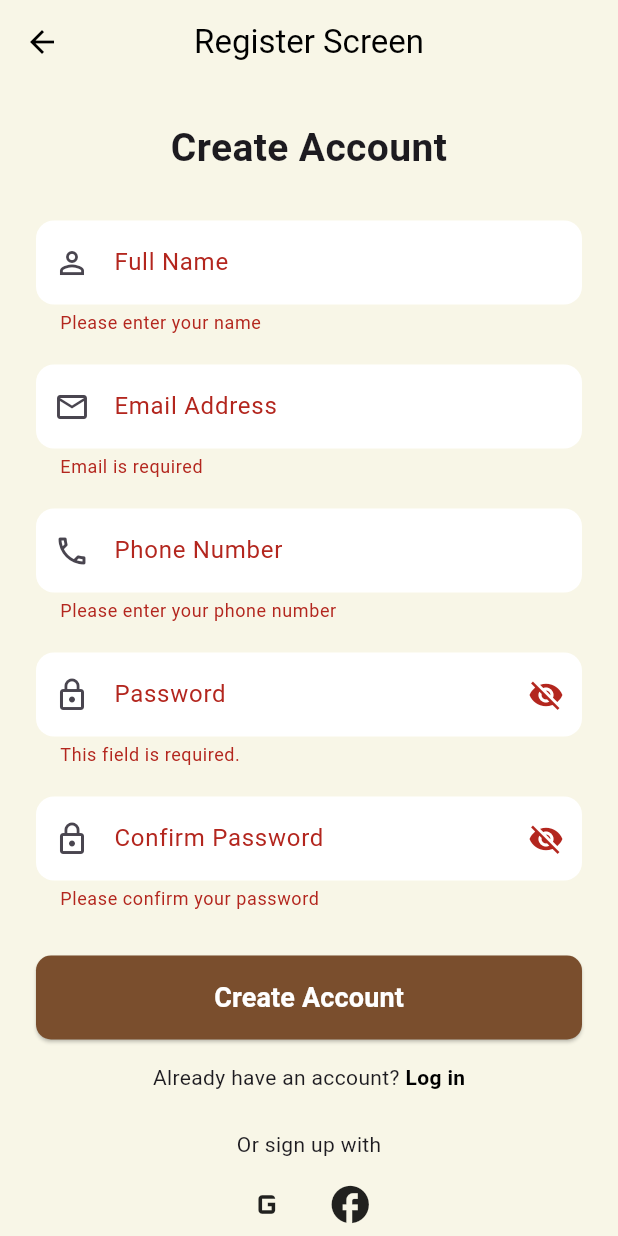
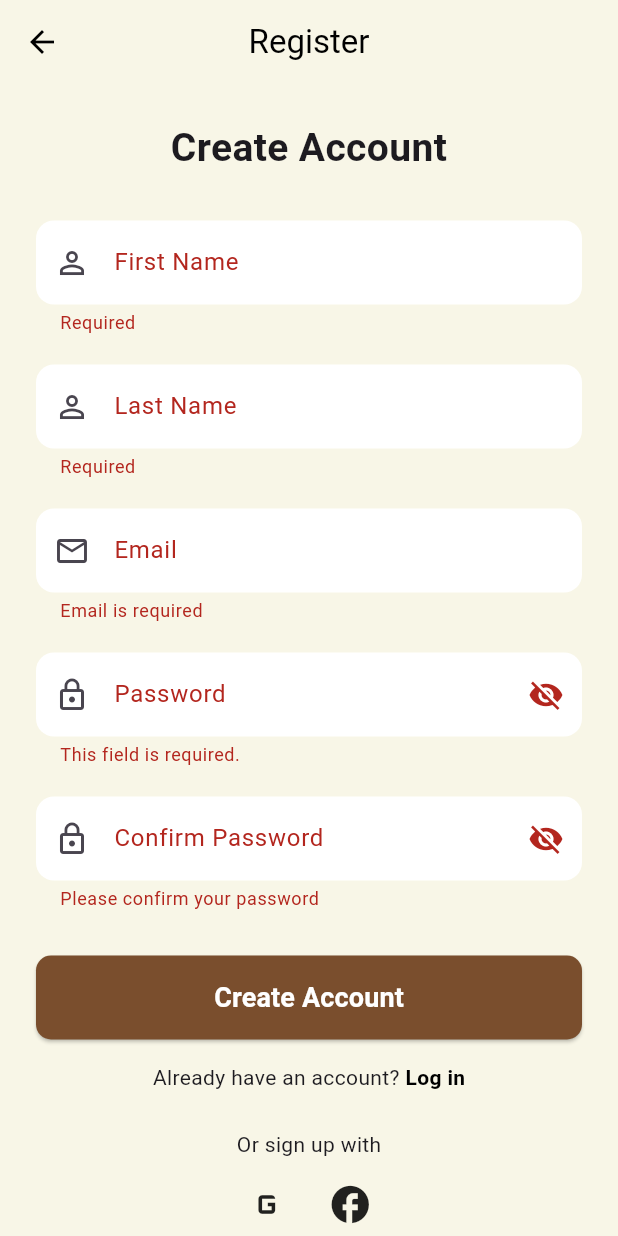
Before and after one commit to m9m6/marketly, a Flutter app: the RegisterScreen screen opened by its route, after a tap on "Create Account", on a phone screen of 412 x 824 dp. Run offline on Flutter 3.47's test engine with Material 3 defaults, Android fonts, the phone set to English and light mode, and no system bars; our stand-ins replace dio; network calls fail.

```diff
--- a/lib/screens/sign_up_screen.dart
+++ b/lib/screens/sign_up_screen.dart
@@ -1,11 +1,11 @@
+import 'dart:developer';
+import 'package:dio/dio.dart';
 import 'package:flutter/material.dart';
-
 import '../services/validator.dart';
-import 'home_screen.dart';
+import '../screens/login_screen.dart';
 
 class RegisterScreen extends StatefulWidget {
   static const String routeName = '/RegisterScreen';
-
   const RegisterScreen({super.key});
 
   @override
@@ -14,13 +14,56 @@ class RegisterScreen extends StatefulWidget {
 
 class _RegisterScreenState extends State<RegisterScreen> {
   final GlobalKey<FormState> formKey = GlobalKey<FormState>();
-  TextEditingController nameController = TextEditingController();
+  final Dio dio = Dio();
+
+  TextEditingController firstNameController = TextEditingController();
+  TextEditingController lastNameController = TextEditingController();
   TextEditingController emailController = TextEditingController();
-  TextEditingController phoneController = TextEditingController();
   TextEditingController passwordController = TextEditingController();
   TextEditingController confirmPasswordController = TextEditingController();
+
   bool isPasswordVisible = false;
   bool isConfirmPasswordVisible = false;
+
+  Future<void> signUp() async {
+    try {
+      final Response response = await dio.post(
+        'https://accessories-eshop.runasp.net/api/auth/register',
+        data: {
+          "email": emailController.text.trim(),
+          "password": passwordController.text.trim(),
+          "firstName": firstNameController.text.trim(),
+          "lastName": lastNameController.text.trim(),
+        },
+      );
+      log('Response: $response');
+      ScaffoldMessenger.of(context).showSnackBar(
+        const SnackBar(
+          content: Text("Account created successfully!"),
+          backgroundColor: Colors.green,
+        ),
+      );
+      Navigator.pushReplacementNamed(context, LoginScreen.routeName);
+    } on DioException catch (e) {
+      log('Dio error: ${e.response?.data ?? e.message}');
+      ScaffoldMessenger.of(context).showSnackBar(
+        SnackBar(
+          content: Text(
+            "Sign-up failed: ${e.response?.data['message'] ?? 'Something went wrong.'}",
+          ),
+          backgroundColor: Colors.redAccent,
+        ),
+      );
+    } catch (e) {
+      log('Exception: $e');
+      ScaffoldMessenger.of(context).showSnackBar(
+        const SnackBar(
+          content: Text("Unexpected error occurred."),
+          backgroundColor: Colors.redAccent,
+        ),
+      );
+    }
+  }
 
   @override
   Widget build(BuildContext context) {
@@ -34,7 +77,7 @@ class _RegisterScreenState extends State<RegisterScreen> {
           onPressed: () => Navigator.pop(context),
         ),
         title: const Text(
-          "Register Screen",
+          "Register",
           style: TextStyle(color: Colors.black),
         ),
         centerTitle: true,
@@ -57,42 +100,31 @@ class _RegisterScreenState extends State<RegisterScreen> {
                   const SizedBox(height: 30),
 
                   buildTextField(
-                    controller: nameController,
-                    label: "Full Name",
-                    hint: "Enter your full name",
+                    controller: firstNameController,
+                    label: "First Name",
+                    hint: "Enter your first name",
                     icon: Icons.person_outline,
-                    validator: (value) {
-                      if (value == null || value.isEmpty) {
-                        return "Please enter your name";
-                      }
-                      return null;
-                    },
+                    validator: (value) =>
+                    value == null || value.isEmpty ? "Required" : null,
+                  ),
+                  const SizedBox(height: 20),
+
+                  buildTextField(
+                    controller: lastNameController,
+                    label: "Last Name",
+                    hint: "Enter your last name",
+                    icon: Icons.person_outline,
+                    validator: (value) =>
+                    value == null || value.isEmpty ? "Required" : null,
                   ),
                   const SizedBox(height: 20),
 
                   buildTextField(
                     controller: emailController,
-                    label: "Email Address",
-                    hint: "Enter your email address",
+                    label: "Email",
+                    hint: "Enter your email",
                     icon: Icons.email_outlined,
                     validator: (value) => Validator.validateEmail(value!),
-                  ),
-                  const SizedBox(height: 20),
-
-                  buildTextField(
-                    controller: phoneController,
-                    label: "Phone Number",
-                    hint: "Enter your phone number",
-                    icon: Icons.phone_outlined,
-                    keyboardType: TextInputType.phone,
-                    validator: (value) {
-                      if (value == null || value.isEmpty) {
-                        return "Please enter your phone number";
-                      } else if (!RegExp(r'^[0-9]{10,11}$').hasMatch(value)) {
-                        return "Enter a valid phone number (10–11 digits)";
-                      }
-                      return null;
-                    },
                   ),
                   const SizedBox(height: 20),
 
@@ -103,11 +135,9 @@ class _RegisterScreenState extends State<RegisterScreen> {
                     icon: Icons.lock_outline,
                     obscureText: !isPasswordVisible,
                     suffixIcon: IconButton(
-                      icon: Icon(
-                        isPasswordVisible
-                            ? Icons.visibility
-                            : Icons.visibility_off,
-                      ),
+                      icon: Icon(isPasswordVisible
+                          ? Icons.visibility
+                          : Icons.visibility_off),
                       onPressed: () {
                         setState(() {
                           isPasswordVisible = !isPasswordVisible;
@@ -121,15 +151,13 @@ class _RegisterScreenState extends State<RegisterScreen> {
                   buildTextField(
                     controller: confirmPasswordController,
                     label: "Confirm Password",
-                    hint: "Confirm your password",
+                    hint: "Re-enter your password",
                     icon: Icons.lock_outline,
                     obscureText: !isConfirmPasswordVisible,
                     suffixIcon: IconButton(
-                      icon: Icon(
-                        isConfirmPasswordVisible
-                            ? Icons.visibility
-                            : Icons.visibility_off,
-                      ),
+                      icon: Icon(isConfirmPasswordVisible
+                          ? Icons.visibility
+                          : Icons.visibility_off),
                       onPressed: () {
                         setState(() {
                           isConfirmPasswordVisible = !isConfirmPasswordVisible;
@@ -155,19 +183,9 @@ class _RegisterScreenState extends State<RegisterScreen> {
                         borderRadius: BorderRadius.circular(10),
                       ),
                     ),
-                    onPressed: () {
+                    onPressed: () async {
                       if (formKey.currentState!.validate()) {
-                        ScaffoldMessenger.of(context).showSnackBar(
-                          const SnackBar(
-                            content: Text("Account created successfully!"),
-                          ),
-                        );
-                        Navigator.pushReplacement(
-                          context,
-                          MaterialPageRoute(
-                            builder: (context) => const HomeScreen(),
-                          ),
-                        );
+                        await signUp();
                       }
                     },
                     child: const Text(
@@ -186,7 +204,8 @@ class _RegisterScreenState extends State<RegisterScreen> {
                     children: [
                       const Text("Already have an account? "),
                       GestureDetector(
-                        onTap: () => Navigator.pop(context),
+                        onTap: () => Navigator.pushReplacementNamed(
+                            context, LoginScreen.routeName),
                         child: const Text(
                           "Log in",
                           style: TextStyle(
@@ -204,10 +223,10 @@ class _RegisterScreenState extends State<RegisterScreen> {
 
                   Row(
                     mainAxisAlignment: MainAxisAlignment.center,
-                    children: [
-                      Icon(Icons.g_mobiledata , size: 30,),
-                      const SizedBox(width: 25),
-                      Icon(Icons.facebook , size: 30,),
+                    children: const [
+                      Icon(Icons.g_mobiledata, size: 30),
+                      SizedBox(width: 25),
+                      Icon(Icons.facebook, size: 30),
                     ],
                   ),
                 ],
@@ -248,22 +267,4 @@ class _RegisterScreenState extends State<RegisterScreen> {
       ),
     );
   }
-
-  Widget buildSocialButton(String imagePath) {
-    return Container(
-      width: 50,
-      height: 50,
-      decoration: BoxDecoration(
-        color: Colors.white,
-        borderRadius: BorderRadius.circular(50),
-        boxShadow: const [
-          BoxShadow(color: Colors.black12, blurRadius: 6, offset: Offset(2, 2)),
-        ],
-      ),
-      child: IconButton(
-        onPressed: () {},
-        icon: Image.asset(imagePath, width: 24, height: 24),
-      ),
-    );
-  }
 }
--- a/pubspec.yaml
+++ b/pubspec.yaml
@@ -60,8 +60,8 @@ flutter:
   uses-material-design: true
 
   # To add assets to your application, add an assets section, like this:
-  # assets:
-  #   - images/a_dot_burr.jpeg
+  assets:
+     - assets/
   #   - images/a_dot_ham.jpeg
 
   # An image asset can refer to one or more resolution-specific "variants", see
```
Also changed, not shown: lib/screens/login_screen.dart (+65 -17 lines), pubspec.lock.
